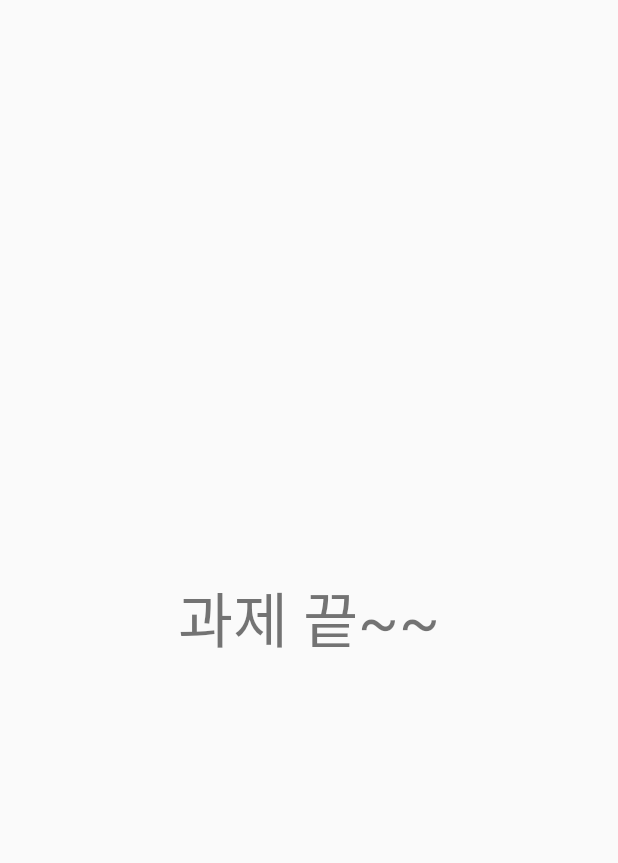
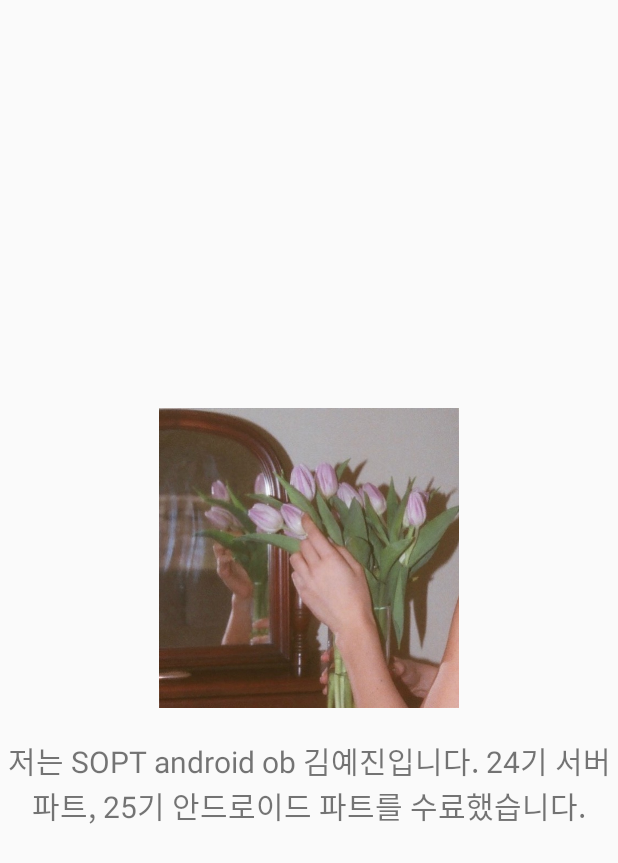
Before and after one commit to jineeee/SOPT-26th-Android, an Android app: the MainActivity screen opened directly, with no data from a screen before it, on a phone screen of 412 x 824 dp. Shown: the top 863 px of the screen. Run offline under Robolectric (Android 15) with nearby library versions, the phone set to English and light mode, and no system bars.

Commit message:
1주차 과제 완료

```diff
--- a/1st_seminar/app/src/main/res/layout/activity_main.xml
+++ b/1st_seminar/app/src/main/res/layout/activity_main.xml
@@ -6,14 +6,38 @@
     android:layout_height="match_parent"
     tools:context=".MainActivity">
 
+    <androidx.constraintlayout.widget.ConstraintLayout
+        android:layout_width="wrap_content"
+        android:layout_height="wrap_content"
+        app:layout_constraintVertical_bias="0.5"
+        app:layout_constraintTop_toTopOf="parent"
+        app:layout_constraintBottom_toBottomOf="parent"
+        app:layout_constraintStart_toStartOf="parent"
+        app:layout_constraintEnd_toEndOf="parent">
+
+
+    <ImageView
+        android:id="@+id/act_main_iv_img"
+        android:layout_width="200dp"
+        android:layout_height="0dp"
+        android:src="@drawable/sample"
+        app:layout_constraintTop_toTopOf="parent"
+        app:layout_constraintEnd_toEndOf="parent"
+        app:layout_constraintStart_toStartOf="parent"
+        app:layout_constraintDimensionRatio="1:1"/>
+
     <TextView
         android:layout_width="wrap_content"
         android:layout_height="wrap_content"
-        android:textSize="40sp"
-        android:text="과제 끝~~"
-        app:layout_constraintTop_toTopOf="parent"
-        app:layout_constraintBottom_toBottomOf="parent"
+        android:text="저는 SOPT android ob 김예진입니다. 24기 서버 파트, 25기 안드로이드 파트를 수료했습니다."
+        android:singleLine="false"
+        android:textSize="20sp"
+        android:gravity="center"
+        android:layout_marginTop="20dp"
+        app:layout_constraintTop_toBottomOf="@id/act_main_iv_img"
         app:layout_constraintStart_toStartOf="parent"
         app:layout_constraintEnd_toEndOf="parent"/>
 
+    </androidx.constraintlayout.widget.ConstraintLayout>
+
 </androidx.constraintlayout.widget.ConstraintLayout>
```
Also changed, not shown: 1st_seminar/app/src/main/res/drawable-v24/sample.jpeg (added).
